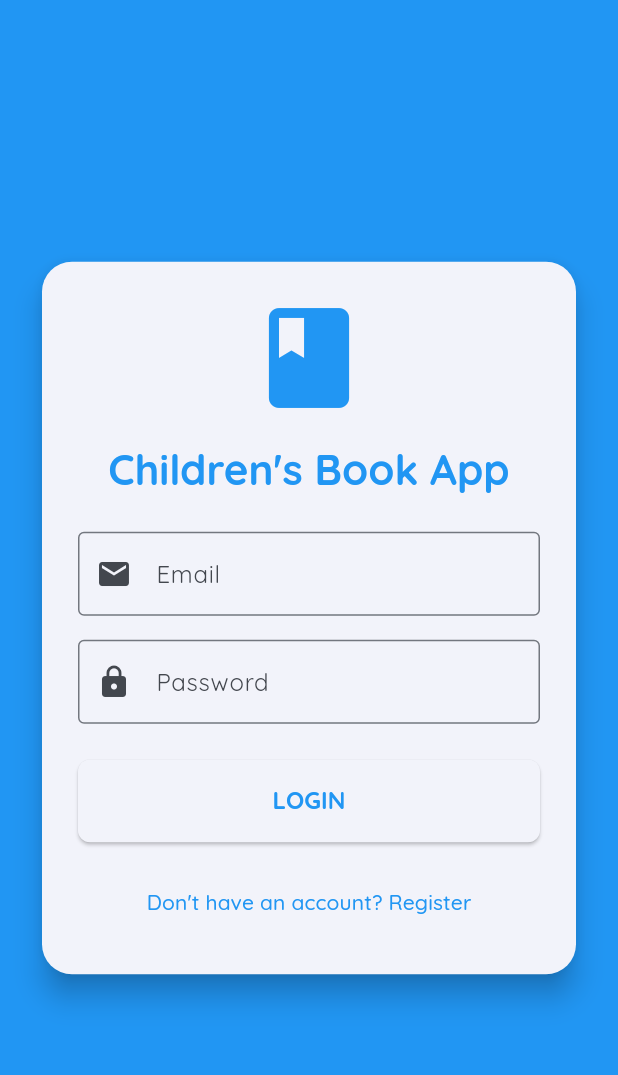
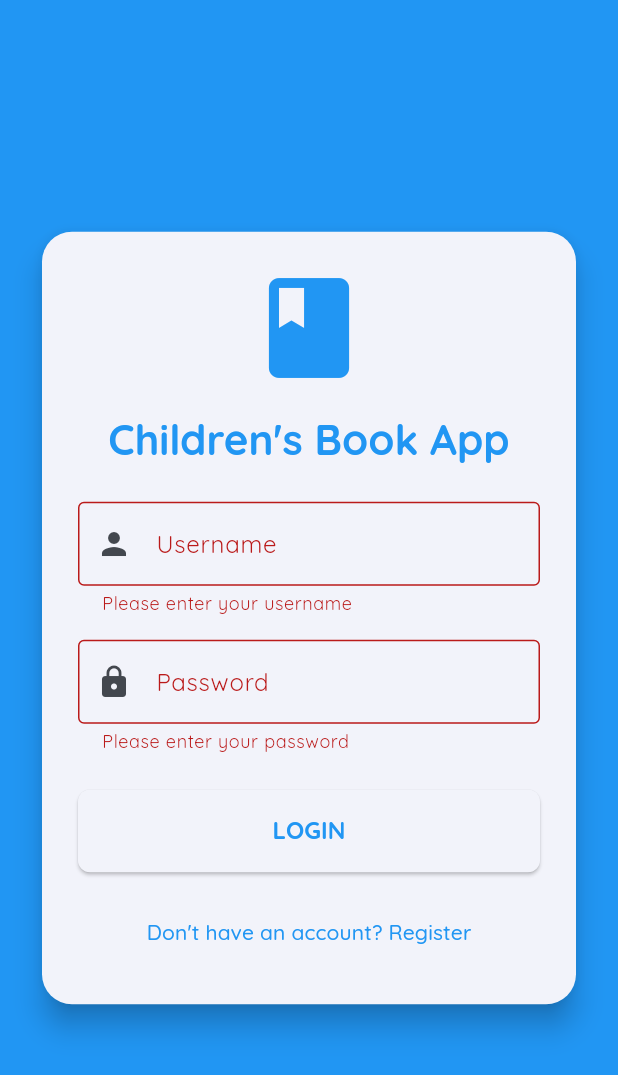
Before and after one commit to yashermeeran/childrens_books_app, a Flutter app: the screen it shows after launch, after a tap on "LOGIN", on a phone screen of 412 x 824 dp. Shown: the top 1075 px of the screen. Run offline on Flutter 3.47's test engine with Material 3 defaults, Android fonts, the phone set to English and light mode, and no system bars; our stand-ins replace shared_preferences.

Commit message:
Integrated login and register form

```diff
--- a/lib/main.dart
+++ b/lib/main.dart
@@ -1,8 +1,16 @@
+import 'package:childrens_book_app/models/app_state.dart';
+import 'package:childrens_book_app/screens/home_screen.dart';
 import 'package:flutter/material.dart';
+import 'package:provider/provider.dart';
 import 'screens/login_screen.dart';
 
 void main() {
-  runApp(const MyApp());
+  runApp(
+    ChangeNotifierProvider(
+      create: (context) => AppState(),
+      child: const MyApp(),
+    ),
+  );
 }
 
 class MyApp extends StatelessWidget {
@@ -32,6 +40,7 @@ class MyApp extends StatelessWidget {
       initialRoute: '/login',
       routes: {
         '/login': (context) => const LoginScreen(),
+        '/home': (context) => const HomeScreen(),
       },
     );
   }
--- /dev/null
+++ b/lib/models/User.dart
@@ -0,0 +1,22 @@
+class User {
+  final int id;
+  final String userName;
+  final String email;
+  final String token;
+
+  User({
+    required this.id,
+    required this.userName,
+    required this.email,
+    required this.token,
+  });
+
+  factory User.fromJson(Map<String, dynamic> json) {
+    return User(
+      id: json['id'],
+      userName: json['userName'],
+      email: json['email'],
+      token: json['token'],
+    );
+  }
+}
--- /dev/null
+++ b/lib/models/app_state.dart
@@ -0,0 +1,39 @@
+import 'package:flutter/foundation.dart';
+import '../services/api_service.dart';
+import 'user.dart';
+
+class AppState with ChangeNotifier {
+  final ApiService _apiService = ApiService();
+  User? _currentUser;
+
+  User? get currentUser => _currentUser;
+
+  Future<bool> login(String username, String password) async {
+    try {
+      _currentUser = await _apiService.login(username, password);
+      notifyListeners();
+      return true;
+    } catch (e) {
+      notifyListeners();
+      return false;
+    }
+  }
+
+  Future<bool> register(String username, String email, String password) async {
+    try {
+      await _apiService.register(username, email, password);
+      notifyListeners();
+      return true;
+    } catch (e) {
+      notifyListeners();
+      return false;
+    }
+  }
+
+  fetchInitialData() {}
+
+  void setLoading(bool loading) {
+    var isLoading = loading;
+    notifyListeners();
+  }
+}
--- a/lib/screens/login_screen.dart
+++ b/lib/screens/login_screen.dart
@@ -1,4 +1,6 @@
 import 'package:flutter/material.dart';
+import '../models/app_state.dart';
+import 'package:provider/provider.dart';
 
 class LoginScreen extends StatefulWidget {
   const LoginScreen({super.key});
@@ -27,6 +29,85 @@ class _LoginScreenState extends State<LoginScreen> {
     setState(() {
       _isLogin = !_isLogin;
     });
+  }
+
+  Future<void> _submit() async {
+    if (!_formKey.currentState!.validate()) {
+      return;
+    }
+
+    setState(() {
+      _isLoading = true;
+    });
+
+    final appState = Provider.of<AppState>(context, listen: false);
+    bool success = false;
+
+    try {
+      if (_isLogin) {
+        success = await appState.login(
+          _usernameController.text,
+          _passwordController.text,
+        );
+
+        if (success && mounted) {
+          ScaffoldMessenger.of(context).showSnackBar(
+            const SnackBar(
+              content: Text('Login successful!'),
+              backgroundColor: Color.fromARGB(255, 107, 187, 110),
+            ),
+          );
+          Navigator.of(context).pushReplacementNamed('/home');
+        } else if (mounted) {
+          ScaffoldMessenger.of(context).showSnackBar(
+            const SnackBar(
+              content: Text('Login failed. Please check your credentials.'),
+              backgroundColor: Colors.red,
+            ),
+          );
+        }
+      } else {
+        success = await appState.register(
+          _usernameController.text,
+          _emailController.text,
+          _passwordController.text,
+        );
+
+        if (success && mounted) {
+          ScaffoldMessenger.of(context).showSnackBar(
+            const SnackBar(
+              content: Text('Registration successful! Please login.'),
+              backgroundColor: Colors.green,
+            ),
+          );
+          setState(() {
+            _isLogin = true;
+          });
+        } else if (mounted) {
+          ScaffoldMessenger.of(context).showSnackBar(
+            const SnackBar(
+              content: Text('Registration failed. Please try again.'),
+              backgroundColor: Colors.red,
+            ),
+          );
+        }
+      }
+    } catch (e) {
+      if (mounted) {
+        ScaffoldMessenger.of(context).showSnackBar(
+          SnackBar(
+            content: Text('Error: ${e.toString()}'),
+            backgroundColor: Colors.red,
+          ),
+        );
+      }
+    } finally {
+      if (mounted) {
+        setState(() {
+          _isLoading = false;
+        });
+      }
+    }
   }
 
   @override
@@ -67,7 +148,6 @@ class _LoginScreenState extends State<LoginScreen> {
                               ),
                         ),
                         const SizedBox(height: 24),
-                        if (!_isLogin)
                         TextFormField(
                           controller: _usernameController,
                           decoration: const InputDecoration(
@@ -82,7 +162,10 @@ class _LoginScreenState extends State<LoginScreen> {
                             return null;
                           },
                         ),
-                        if (!_isLogin) const SizedBox(height: 16),
+                        const SizedBox(height: 16),
+                        if (!_isLogin)
+                          Column(
+                            children: [
                               TextFormField(
                                 controller: _emailController,
                                 decoration: const InputDecoration(
@@ -102,6 +185,8 @@ class _LoginScreenState extends State<LoginScreen> {
                                 },
                               ),
                               const SizedBox(height: 16),
+                            ],
+                          ),
                         TextFormField(
                           controller: _passwordController,
                           decoration: const InputDecoration(
@@ -124,7 +209,7 @@ class _LoginScreenState extends State<LoginScreen> {
                         SizedBox(
                           width: double.infinity,
                           child: ElevatedButton(
-                            onPressed: _isLoading ? null : () {},
+                            onPressed: _isLoading ? null : _submit,
                             style: ElevatedButton.styleFrom(
                               padding: const EdgeInsets.symmetric(vertical: 16),
                               shape: RoundedRectangleBorder(
```
Also changed, not shown: lib/screens/home_screen.dart (added, +20 -0 lines), lib/screens/splash_screen.dart (deleted, +0 -63 lines), lib/services/api_service.dart (added, +79 -0 lines). Lines whose indentation alone changed are shown as unchanged.
